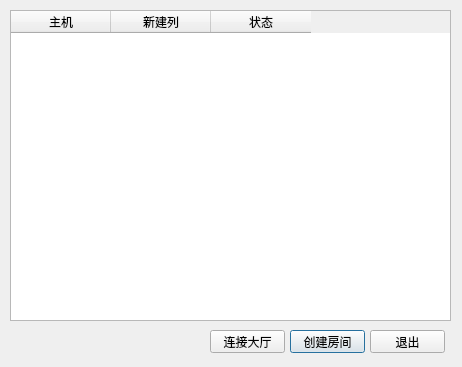
Before: the Qt Designer form Gomoku/serverStatus.ui in Mango-HaiK/Gomuku, drawn with Qt 5.
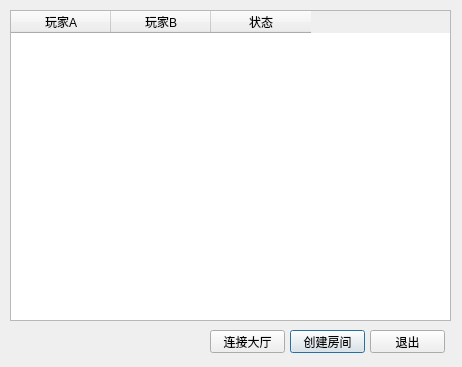
After: the same form once the commit is applied.

Diff of the .ui file:
```diff
--- a/Gomoku/serverStatus.ui
+++ b/Gomoku/serverStatus.ui
@@ -24,12 +24,12 @@
    </property>
    <column>
     <property name="text">
-     <string>主机</string>
+     <string>玩家A</string>
     </property>
    </column>
    <column>
     <property name="text">
-     <string>新建列</string>
+     <string>玩家B</string>
     </property>
    </column>
    <column>
```
Left out of the diff: 2 changed lines with no effect on the pictures.
